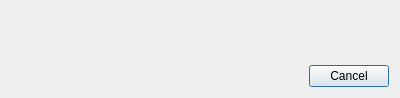
Old version of the form common/lc_updatedialog.ui in the repository nathaneltitane/studworx.
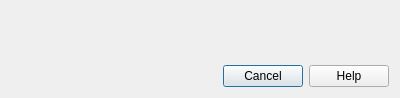
New version of the form.

Commit message: Add help for model information, categories, colors, and updates

Diff of the .ui file:
```diff
--- a/common/lc_updatedialog.ui
+++ b/common/lc_updatedialog.ui
@@ -33,7 +33,7 @@
       <enum>Qt::Orientation::Horizontal</enum>
      </property>
      <property name="standardButtons">
-      <set>QDialogButtonBox::StandardButton::Cancel</set>
+      <set>QDialogButtonBox::StandardButton::Cancel|QDialogButtonBox::StandardButton::Help</set>
      </property>
     </widget>
    </item>
```
Left out of the diff: 12 changed lines with no effect on the pictures. The commit also changes 16 other files.
